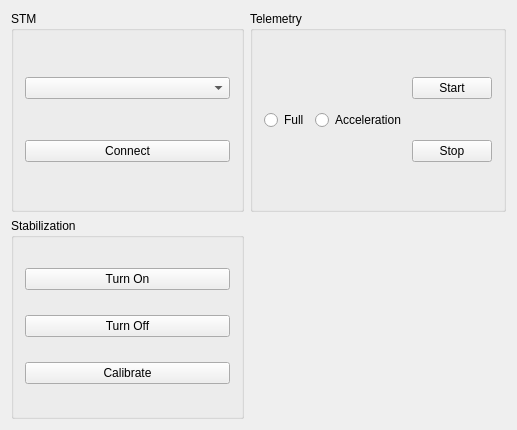
This is Logger/BoardConsole/BoardConsole/boardconsole.ui in VlagaPalych/Stable as Qt 5 draws it before an edit. The edited form follows.
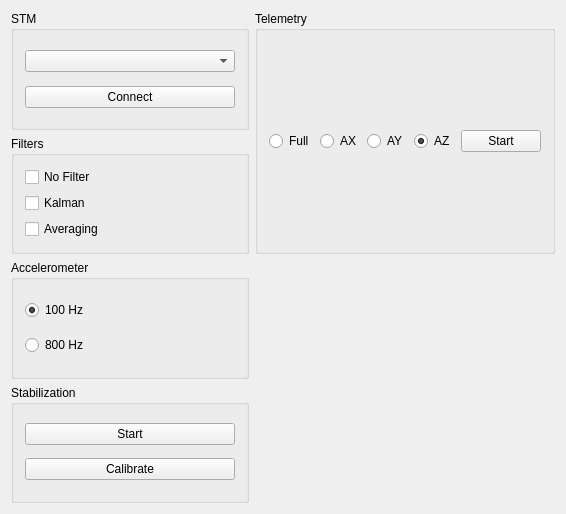
This is the edited form. Custom widgets are drawn as their Qt base class.

Diff of the .ui file:
```diff
--- a/Logger/BoardConsole/BoardConsole/boardconsole.ui
+++ b/Logger/BoardConsole/BoardConsole/boardconsole.ui
@@ -6,8 +6,8 @@
    <rect>
     <x>0</x>
     <y>0</y>
-    <width>517</width>
-    <height>430</height>
+    <width>566</width>
+    <height>514</height>
    </rect>
   </property>
   <property name="windowTitle">
@@ -35,6 +35,65 @@
        </layout>
       </widget>
      </item>
+     <item>
+      <widget class="QGroupBox" name="filtergroupBox">
+       <property name="title">
+        <string>Filters</string>
+       </property>
+       <layout class="QVBoxLayout" name="verticalLayout_5">
+        <item>
+         <widget class="QCheckBox" name="noFilterCheckBox">
+          <property name="text">
+           <string>No Filter</string>
+          </property>
+         </widget>
+        </item>
+        <item>
+         <widget class="QCheckBox" name="kalmanFilterCheckBox">
+          <property name="text">
+           <string>Kalman</string>
+          </property>
+         </widget>
+        </item>
+        <item>
+         <widget class="QCheckBox" name="averagingCheckBox">
+          <property name="text">
+           <string>Averaging</string>
+          </property>
+         </widget>
+        </item>
+       </layout>
+      </widget>
+     </item>
+     <item>
+      <widget class="QGroupBox" name="accelgroupBox">
+       <property name="title">
+        <string>Accelerometer</string>
+       </property>
+       <layout class="QVBoxLayout" name="verticalLayout_6">
+        <item>
+         <widget class="QRadioButton" name="HZ100RadioButton">
+          <property name="text">
+           <string>100 Hz</string>
+          </property>
+          <property name="checked">
+           <bool>true</bool>
+          </property>
+         </widget>
+        </item>
+        <item>
+         <widget class="QRadioButton" name="HZ800RadioButton">
+          <property name="text">
+           <string>800 Hz</string>
+          </property>
+          <property name="checked">
+           <bool>false</bool>
+          </property>
+         </widget>
+        </item>
+       </layout>
+      </widget>
+     </item>
      <item>
       <widget class="QGroupBox" name="stabGroupBox">
        <property name="title">
@@ -44,14 +103,7 @@
         <item>
          <widget class="QPushButton" name="stabOnButton">
           <property name="text">
-           <string>Turn On</string>
-          </property>
-         </widget>
-        </item>
-        <item>
-         <widget class="QPushButton" name="stabOffButton">
-          <property name="text">
-           <string>Turn Off</string>
+           <string>Start</string>
           </property>
          </widget>
         </item>
@@ -85,27 +137,36 @@
         <item>
          <widget class="QRadioButton" name="accelRadioButton">
           <property name="text">
-           <string>Acceleration</string>
+           <string>AX</string>
           </property>
+          <property name="checked">
+           <bool>false</bool>
+          </property>
          </widget>
         </item>
         <item>
-         <layout class="QVBoxLayout" name="verticalLayout_5">
-          <item>
-           <widget class="QPushButton" name="telemetryStartButton">
-            <property name="text">
-             <string>Start</string>
-            </property>
-           </widget>
-          </item>
-          <item>
-           <widget class="QPushButton" name="telemetryStopButton">
-            <property name="text">
-             <string>Stop</string>
-            </property>
-           </widget>
-          </item>
-         </layout>
+         <widget class="QRadioButton" name="ayRadioButton">
+          <property name="text">
+           <string>AY</string>
+          </property>
+         </widget>
+        </item>
+        <item>
+         <widget class="QRadioButton" name="azRadioButton">
+          <property name="text">
+           <string>AZ</string>
+          </property>
+          <property name="checked">
+           <bool>true</bool>
+          </property>
+         </widget>
+        </item>
+        <item>
+         <widget class="QPushButton" name="telemetryToggleButton">
+          <property name="text">
+           <string>Start</string>
+          </property>
+         </widget>
         </item>
        </layout>
       </widget>
```
Left out of the diff: 4 changed lines with no effect on the pictures.
